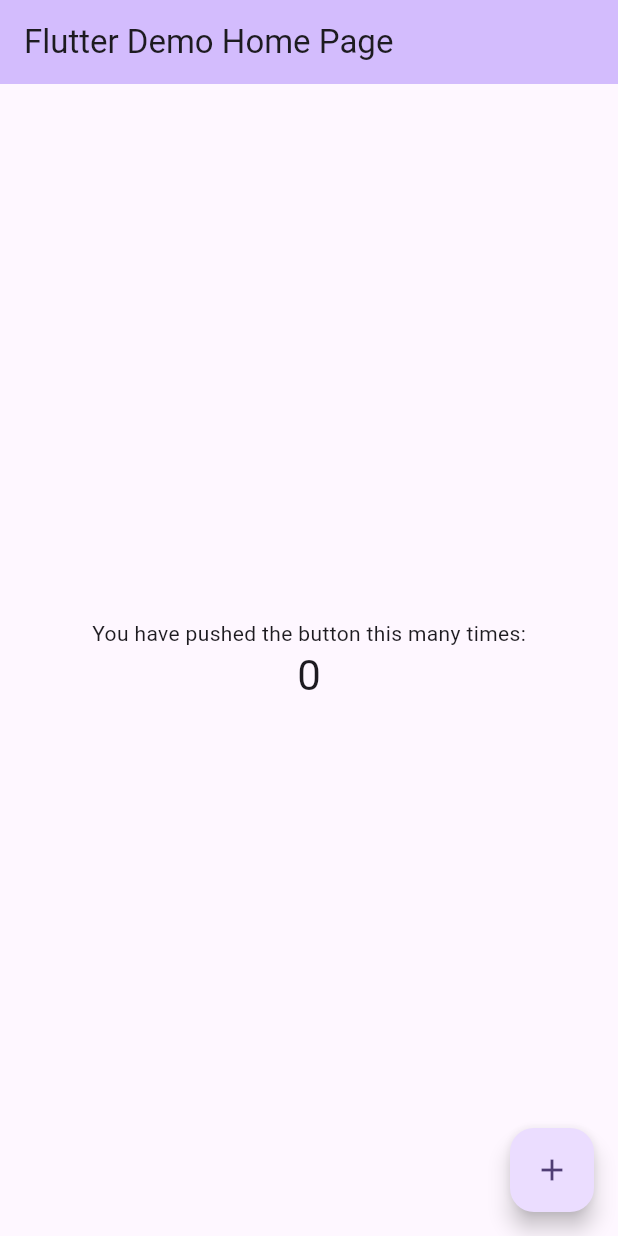
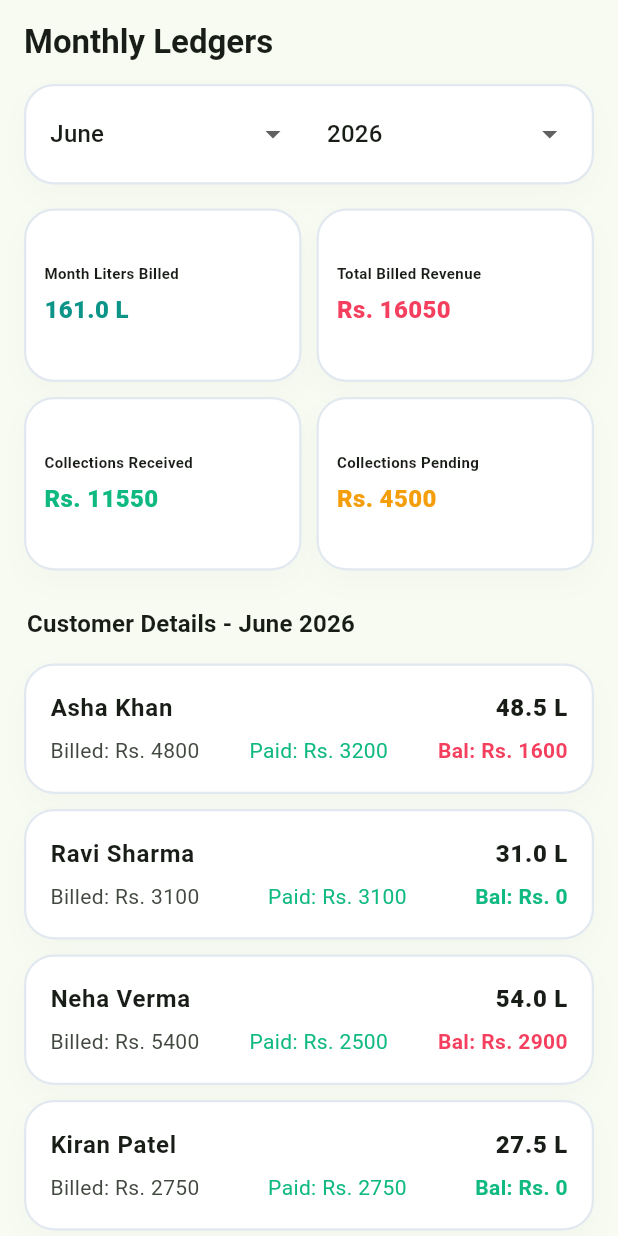
Before and after one commit to ahm-ed120/milk_tracking_app, a Flutter app: the screen it shows after launch, on a phone screen of 412 x 824 dp. Run offline on Flutter 3.47's test engine with Material 3 defaults, Android fonts, the phone set to English and light mode, and no system bars.

Commit message:
Created Ledger screen

```diff
--- a/lib/main.dart
+++ b/lib/main.dart
@@ -1,4 +1,6 @@
 import 'package:flutter/material.dart';
+import 'screens/dashboard_screen.dart';
+import 'screens/monthly_report_screen.dart';
 
 void main() {
   runApp(const MyApp());
@@ -7,116 +9,16 @@ void main() {
 class MyApp extends StatelessWidget {
   const MyApp({super.key});
 
-  // This widget is the root of your application.
   @override
   Widget build(BuildContext context) {
     return MaterialApp(
-      title: 'Flutter Demo',
+      title: 'Milk Tracker',
+      debugShowCheckedModeBanner: false,
       theme: ThemeData(
-        // This is the theme of your application.
-        //
-        // TRY THIS: Try running your application with "flutter run". You'll see
-        // the application has a purple toolbar. Then, without quitting the app,
-        // try changing the seedColor in the colorScheme below to Colors.green
-        // and then invoke "hot reload" (save your changes or press the "hot
-        // reload" button in a Flutter-supported IDE, or press "r" if you used
-        // the command line to start the app).
-        //
-        // Notice that the counter didn't reset back to zero; the application
-        // state is not lost during the reload. To reset the state, use hot
-        // restart instead.
-        //
-        // This works for code too, not just values: Most code changes can be
-        // tested with just a hot reload.
-        colorScheme: .fromSeed(seedColor: Colors.deepPurple),
+        colorScheme: ColorScheme.fromSeed(seedColor: Colors.green),
+        useMaterial3: true,
       ),
-      home: const MyHomePage(title: 'Flutter Demo Home Page'),
+      home: const MonthlyReportScreen(),
     );
   }
 }
-
-class MyHomePage extends StatefulWidget {
-  const MyHomePage({super.key, required this.title});
-
-  // This widget is the home page of your application. It is stateful, meaning
-  // that it has a State object (defined below) that contains fields that affect
-  // how it looks.
-
-  // This class is the configuration for the state. It holds the values (in this
-  // case the title) provided by the parent (in this case the App widget) and
-  // used by the build method of the State. Fields in a Widget subclass are
-  // always marked "final".
-
-  final String title;
-
-  @override
-  State<MyHomePage> createState() => _MyHomePageState();
-}
-
-class _MyHomePageState extends State<MyHomePage> {
-  int _counter = 0;
-
-  void _incrementCounter() {
-    setState(() {
-      // This call to setState tells the Flutter framework that something has
-      // changed in this State, which causes it to rerun the build method below
-      // so that the display can reflect the updated values. If we changed
-      // _counter without calling setState(), then the build method would not be
-      // called again, and so nothing would appear to happen.
-      _counter++;
-    });
-  }
-
-  @override
-  Widget build(BuildContext context) {
-    // This method is rerun every time setState is called, for instance as done
-    // by the _incrementCounter method above.
-    //
-    // The Flutter framework has been optimized to make rerunning build methods
-    // fast, so that you can just rebuild anything that needs updating rather
-    // than having to individually change instances of widgets.
-    return Scaffold(
-      appBar: AppBar(
-        // TRY THIS: Try changing the color here to a specific color (to
-        // Colors.amber, perhaps?) and trigger a hot reload to see the AppBar
-        // change color while the other colors stay the same.
-        backgroundColor: Theme.of(context).colorScheme.inversePrimary,
-        // Here we take the value from the MyHomePage object that was created by
-        // the App.build method, and use it to set our appbar title.
-        title: Text(widget.title),
-      ),
-      body: Center(
-        // Center is a layout widget. It takes a single child and positions it
-        // in the middle of the parent.
-        child: Column(
-          // Column is also a layout widget. It takes a list of children and
-          // arranges them vertically. By default, it sizes itself to fit its
-          // children horizontally, and tries to be as tall as its parent.
-          //
-          // Column has various properties to control how it sizes itself and
-          // how it positions its children. Here we use mainAxisAlignment to
-          // center the children vertically; the main axis here is the vertical
-          // axis because Columns are vertical (the cross axis would be
-          // horizontal).
-          //
-          // TRY THIS: Invoke "debug painting" (choose the "Toggle Debug Paint"
-          // action in the IDE, or press "p" in the console), to see the
-          // wireframe for each widget.
-          mainAxisAlignment: .center,
-          children: [
-            const Text('You have pushed the button this many times:'),
-            Text(
-              '$_counter',
-              style: Theme.of(context).textTheme.headlineMedium,
-            ),
-          ],
-        ),
-      ),
-      floatingActionButton: FloatingActionButton(
-        onPressed: _incrementCounter,
-        tooltip: 'Increment',
-        child: const Icon(Icons.add),
-      ),
-    );
-  }
-}
--- a/lib/screens/dashboard_screen.dart
+++ b/lib/screens/dashboard_screen.dart
@@ -29,11 +29,11 @@ class _MockCustomer {
   });
 
   bool hasJoinedOn(DateTime date) {
-    return joinedDates.any((item) => _sameDay(item, date));
+    return true;
   }
 
   bool isPausedOn(DateTime date) {
-    return pausedDates.any((item) => _sameDay(item, date));
+    return false;
   }
 
   static bool _sameDay(DateTime a, DateTime b) {
@@ -49,8 +49,8 @@ class _DashboardScreenState extends State<DashboardScreen> {
   final List<_MockCustomer> _customers = [
     _MockCustomer(
       id: '1',
-      name: 'Asha Khan',
-      phone: '9876543210',
+      name: 'Ahmedullah',
+      phone: '03001234567',
       address: 'Main Road',
       defaultQuantity: 2.0,
       joinedDates: [DateTime(2026, 6, 1)],
@@ -58,8 +58,8 @@ class _DashboardScreenState extends State<DashboardScreen> {
     ),
     _MockCustomer(
       id: '2',
-      name: 'Ravi Sharma',
-      phone: '9123456780',
+      name: 'Hanzala',
+      phone: '03009876543',
       address: 'Park Street',
       defaultQuantity: 1.5,
       joinedDates: [DateTime(2026, 6, 1)],
@@ -67,8 +67,8 @@ class _DashboardScreenState extends State<DashboardScreen> {
     ),
     _MockCustomer(
       id: '3',
-      name: 'Neha Verma',
-      phone: '9988776655',
+      name: 'Ayyan',
+      phone: '92388776655',
       address: 'Lake View',
       defaultQuantity: 3.0,
       joinedDates: [DateTime(2026, 6, 1)],
@@ -76,8 +76,8 @@ class _DashboardScreenState extends State<DashboardScreen> {
     ),
     _MockCustomer(
       id: '4',
-      name: 'Kiran Patel',
-      phone: '9765432109',
+      name: 'huzaifa',
+      phone: '92365432109',
       address: 'Old Town',
       defaultQuantity: 2.5,
       joinedDates: [DateTime(2026, 6, 1)],
--- /dev/null
+++ b/lib/screens/monthly_report_screen.dart
@@ -0,0 +1,248 @@
+import 'package:flutter/material.dart';
+import 'package:intl/intl.dart';
+import '../theme/app_theme.dart';
+
+class MonthlyReportScreen extends StatefulWidget {
+  const MonthlyReportScreen({super.key});
+
+  @override
+  State<MonthlyReportScreen> createState() => _MonthlyReportScreenState();
+}
+
+class _MockCustomer {
+  final String id;
+  final String name;
+  final double liters;
+  final double billed;
+  final double paid;
+
+  const _MockCustomer({
+    required this.id,
+    required this.name,
+    required this.liters,
+    required this.billed,
+    required this.paid,
+  });
+}
+
+class _MonthlyReportScreenState extends State<MonthlyReportScreen> {
+  int _selectedYear = DateTime.now().year;
+  int _selectedMonth = DateTime.now().month;
+
+  final List<_MockCustomer> _customers = const [
+    _MockCustomer(id: '1', name: 'Asha Khan', liters: 48.5, billed: 4800, paid: 3200),
+    _MockCustomer(id: '2', name: 'Ravi Sharma', liters: 31.0, billed: 3100, paid: 3100),
+    _MockCustomer(id: '3', name: 'Neha Verma', liters: 54.0, billed: 5400, paid: 2500),
+    _MockCustomer(id: '4', name: 'Kiran Patel', liters: 27.5, billed: 2750, paid: 2750),
+  ];
+
+  @override
+  Widget build(BuildContext context) {
+    final isDark = Theme.of(context).brightness == Brightness.dark;
+    final String monthName = DateFormat('MMMM yyyy').format(DateTime(_selectedYear, _selectedMonth, 1));
+
+    double totalLiters = 0.0;
+    double totalBilled = 0.0;
+    double totalCollected = 0.0;
+
+    final breakdownList = <_MockCustomer>[];
+
+    for (final customer in _customers) {
+      totalLiters += customer.liters;
+      totalBilled += customer.billed;
+      totalCollected += customer.paid;
+
+      if (customer.liters > 0 || customer.paid > 0) {
+        breakdownList.add(customer);
+      }
+    }
+
+    double pendingCollection = totalBilled - totalCollected;
+
+    return Scaffold(
+      appBar: AppBar(
+        title: const Text('Monthly Ledgers', style: TextStyle(fontWeight: FontWeight.bold)),
+        backgroundColor: Colors.transparent,
+        elevation: 0,
+        scrolledUnderElevation: 0,
+      ),
+      body: SafeArea(
+        child: Column(
+          children: [
+            Padding(
+              padding: const EdgeInsets.symmetric(horizontal: 16),
+              child: Container(
+                padding: const EdgeInsets.symmetric(horizontal: 16, vertical: 8),
+                decoration: AppTheme.glassCard(context),
+                child: Row(
+                  children: [
+                    Expanded(
+                      child: DropdownButton<int>(
+                        value: _selectedMonth,
+                        isExpanded: true,
+                        underline: const SizedBox(),
+                        items: List.generate(12, (index) => index + 1).map((m) {
+                          return DropdownMenuItem<int>(
+                            value: m,
+                            child: Text(DateFormat('MMMM').format(DateTime(2020, m, 1))),
+                          );
+                        }).toList(),
+                        onChanged: (val) {
+                          if (val != null) {
+                            setState(() {
+                              _selectedMonth = val;
+                            });
+                          }
+                        },
+                      ),
+                    ),
+                    const VerticalDivider(width: 24),
+                    Expanded(
+                      child: DropdownButton<int>(
+                        value: _selectedYear,
+                        isExpanded: true,
+                        underline: const SizedBox(),
+                        items: [2024, 2025, 2026, 2027].map((y) {
+                          return DropdownMenuItem<int>(
+                            value: y,
+                            child: Text(y.toString()),
+                          );
+                        }).toList(),
+                        onChanged: (val) {
+                          if (val != null) {
+                            setState(() {
+                              _selectedYear = val;
+                            });
+                          }
+                        },
+                      ),
+                    ),
+                  ],
+                ),
+              ),
+            ),
+            const SizedBox(height: 16),
+            Padding(
+              padding: const EdgeInsets.symmetric(horizontal: 16),
+              child: GridView.count(
+                crossAxisCount: 2,
+                shrinkWrap: true,
+                physics: const NeverScrollableScrollPhysics(),
+                childAspectRatio: 1.6,
+                crossAxisSpacing: 10,
+                mainAxisSpacing: 10,
+                children: [
+                  _buildStatsBox('Month Liters Billed', '${totalLiters.toStringAsFixed(1)} L', AppTheme.secondary),
+                  _buildStatsBox('Total Billed Revenue', 'Rs. ${totalBilled.toStringAsFixed(0)}', AppTheme.statusUnpaid),
+                  _buildStatsBox('Collections Received', 'Rs. ${totalCollected.toStringAsFixed(0)}', AppTheme.statusPaid),
+                  _buildStatsBox('Collections Pending', 'Rs. ${pendingCollection.toStringAsFixed(0)}', pendingCollection > 0 ? AppTheme.statusPartial : AppTheme.statusPaid),
+                ],
+              ),
+            ),
+            const SizedBox(height: 24),
+            Padding(
+              padding: const EdgeInsets.symmetric(horizontal: 18),
+              child: Align(
+                alignment: Alignment.centerLeft,
+                child: Text(
+                  'Customer Details - $monthName',
+                  style: Theme.of(context).textTheme.titleMedium?.copyWith(fontWeight: FontWeight.bold),
+                ),
+              ),
+            ),
+            const SizedBox(height: 10),
+            Expanded(
+              child: breakdownList.isEmpty
+                  ? Center(
+                      child: Column(
+                        mainAxisAlignment: MainAxisAlignment.center,
+                        children: [
+                          Icon(Icons.receipt_long, size: 64, color: isDark ? AppTheme.textSecondaryDark : AppTheme.textSecondaryLight),
+                          const SizedBox(height: 12),
+                          Text('No logs recorded for $monthName.'),
+                        ],
+                      ),
+                    )
+                  : ListView.builder(
+                      padding: const EdgeInsets.fromLTRB(16, 4, 16, 80),
+                      itemCount: breakdownList.length,
+                      itemBuilder: (context, index) {
+                        final customer = breakdownList[index];
+                        final balance = customer.billed - customer.paid;
+
+                        return Container(
+                          margin: const EdgeInsets.only(bottom: 10),
+                          decoration: AppTheme.glassCard(context),
+                          child: ListTile(
+                            contentPadding: const EdgeInsets.symmetric(horizontal: 16, vertical: 6),
+                            title: Row(
+                              mainAxisAlignment: MainAxisAlignment.spaceBetween,
+                              children: [
+                                Expanded(
+                                  child: Text(
+                                    customer.name,
+                                    style: const TextStyle(fontWeight: FontWeight.bold),
+                                    maxLines: 1,
+                                    overflow: TextOverflow.ellipsis,
+                                  ),
+                                ),
+                                Text(
+                                  '${customer.liters.toStringAsFixed(1)} L',
+                                  style: const TextStyle(fontWeight: FontWeight.w900),
+                                ),
+                              ],
+                            ),
+                            subtitle: Padding(
+                              padding: const EdgeInsets.only(top: 6),
+                              child: Row(
+                                mainAxisAlignment: MainAxisAlignment.spaceBetween,
+                                children: [
+                                  Text('Billed: Rs. ${customer.billed.toStringAsFixed(0)}'),
+                                  Text('Paid: Rs. ${customer.paid.toStringAsFixed(0)}', style: const TextStyle(color: AppTheme.statusPaid)),
+                                  Text(
+                                    'Bal: Rs. ${balance.toStringAsFixed(0)}',
+                                    style: TextStyle(
+                                      color: balance > 0 ? AppTheme.statusUnpaid : AppTheme.statusPaid,
+                                      fontWeight: FontWeight.bold,
+                                    ),
+                                  ),
+                                ],
+                              ),
+                            ),
+                          ),
+                        );
+                      },
+                    ),
+            ),
+          ],
+        ),
+      ),
+    );
+  }
+
+  Widget _buildStatsBox(String title, String value, Color color) {
+    return Container(
+      padding: const EdgeInsets.all(12),
+      decoration: AppTheme.glassCard(context),
+      child: Column(
+        crossAxisAlignment: CrossAxisAlignment.start,
+        mainAxisAlignment: MainAxisAlignment.center,
+        children: [
+          Text(
+            title,
+            style: const TextStyle(fontSize: 10, fontWeight: FontWeight.bold),
+            maxLines: 1,
+            overflow: TextOverflow.ellipsis,
+          ),
+          const SizedBox(height: 6),
+          Text(
+            value,
+            style: TextStyle(fontSize: 16, fontWeight: FontWeight.w900, color: color),
+            maxLines: 1,
+            overflow: TextOverflow.ellipsis,
+          ),
+        ],
+      ),
+    );
+  }
+}
```
